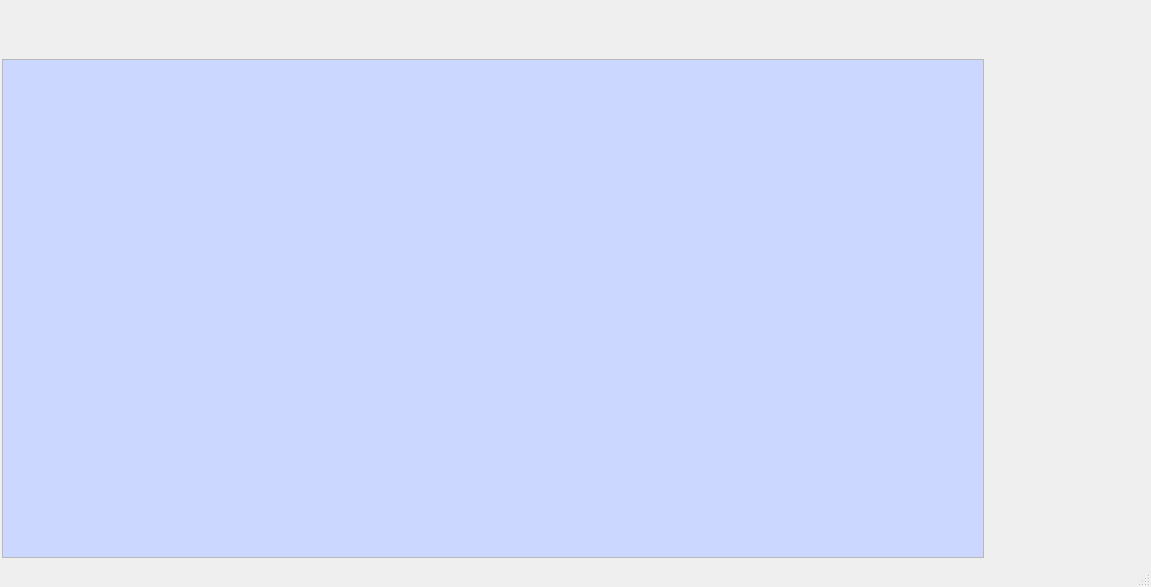
First picture: the form in UiFiles/clsMainTestWindow.ui, repository caicaiking/WKELightWave, before the edit.
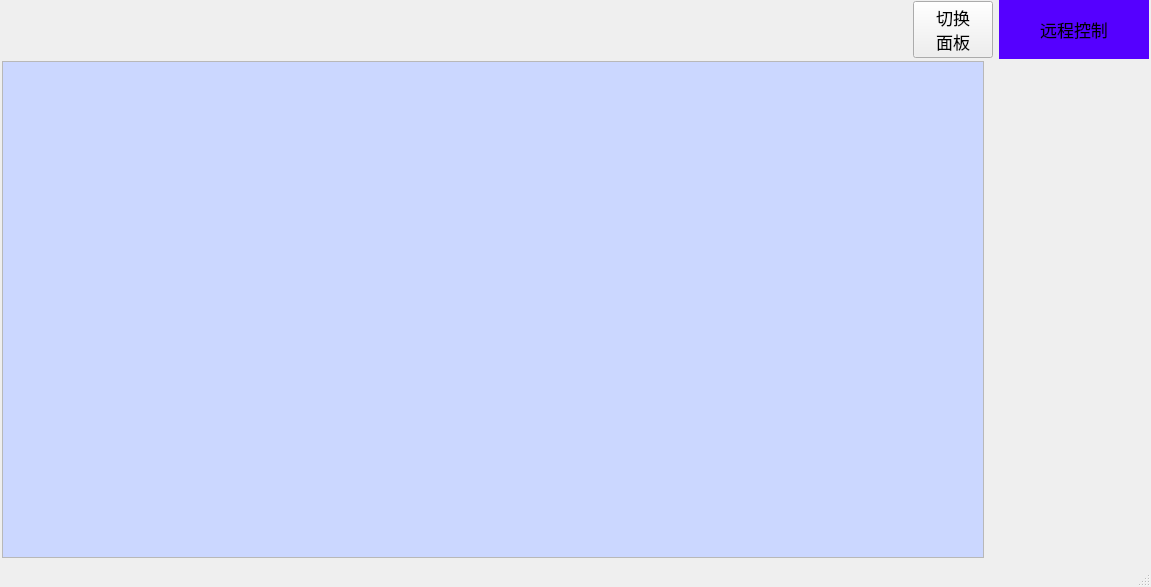
Second picture: the form after the edit. The open tabs and pages were chosen to show the change. Icons and pictures are not drawn.

Diff of the .ui file:
```diff
--- a/UiFiles/clsMainTestWindow.ui
+++ b/UiFiles/clsMainTestWindow.ui
@@ -46,7 +46,7 @@
      <number>2</number>
     </property>
     <item>
-     <widget class="QStackedWidget" name="stackedWidget">
+     <widget class="QStackedWidget" name="menuStack">
       <property name="lineWidth">
        <number>0</number>
       </property>
@@ -62,7 +62,7 @@
          <number>0</number>
         </property>
         <property name="topMargin">
-         <number>0</number>
+         <number>2</number>
         </property>
         <property name="rightMargin">
          <number>0</number>
@@ -538,11 +538,118 @@
             </property>
            </widget>
           </item>
+          <item>
+           <widget class="QLabel" name="lblTrigType">
+            <property name="minimumSize">
+             <size>
+              <width>50</width>
+              <height>50</height>
+             </size>
+            </property>
+            <property name="font">
+             <font>
+              <family>楷体</family>
+              <pointsize>13</pointsize>
+             </font>
+            </property>
+            <property name="styleSheet">
+             <string notr="true">border-radius:25px;
+background-color: rgb(255, 114, 58);
+border: 3px solid rgb(252, 255, 74);</string>
+            </property>
+            <property name="text">
+             <string/>
+            </property>
+           </widget>
+          </item>
          </layout>
         </item>
        </layout>
       </widget>
-      <widget class="QWidget" name="page_2"/>
+      <widget class="QWidget" name="page_2">
+       <layout class="QHBoxLayout" name="horizontalLayout_3">
+        <property name="leftMargin">
+         <number>0</number>
+        </property>
+        <property name="topMargin">
+         <number>0</number>
+        </property>
+        <property name="rightMargin">
+         <number>0</number>
+        </property>
+        <property name="bottomMargin">
+         <number>0</number>
+        </property>
+        <item>
+         <spacer name="horizontalSpacer_2">
+          <property name="orientation">
+           <enum>Qt::Horizontal</enum>
+          </property>
+          <property name="sizeHint" stdset="0">
+           <size>
+            <width>902</width>
+            <height>20</height>
+           </size>
+          </property>
+         </spacer>
+        </item>
+        <item>
+         <widget class="QPushButton" name="btnExitRemote">
+          <property name="minimumSize">
+           <size>
+            <width>80</width>
+            <height>50</height>
+           </size>
+          </property>
+          <property name="font">
+           <font>
+            <family>楷体</family>
+            <pointsize>13</pointsize>
+           </font>
+          </property>
+          <property name="text">
+           <string>切换
+面板</string>
+          </property>
+          <property name="icon">
+           <iconset resource="../images/res.qrc">
+            <normaloff>:/Auto.png</normaloff>:/Auto.png</iconset>
+          </property>
+          <property name="iconSize">
+           <size>
+            <width>20</width>
+            <height>20</height>
+           </size>
+          </property>
+         </widget>
+        </item>
+        <item>
+         <widget class="QLabel" name="lblRemote">
+          <property name="minimumSize">
+           <size>
+            <width>150</width>
+            <height>50</height>
+           </size>
+          </property>
+          <property name="font">
+           <font>
+            <family>楷体</family>
+            <pointsize>13</pointsize>
+           </font>
+          </property>
+          <property name="styleSheet">
+           <string notr="true">background-color: rgb(85, 0, 255);</string>
+          </property>
+          <property name="text">
+           <string>远程控制</string>
+          </property>
+          <property name="alignment">
+           <set>Qt::AlignCenter</set>
+          </property>
+         </widget>
+        </item>
+       </layout>
+      </widget>
      </widget>
     </item>
     <item>
@@ -582,7 +689,7 @@
               <x>0</x>
               <y>0</y>
               <width>978</width>
-              <height>507</height>
+              <height>505</height>
              </rect>
             </property>
             <layout class="QVBoxLayout" name="verticalLayout_3">
```
